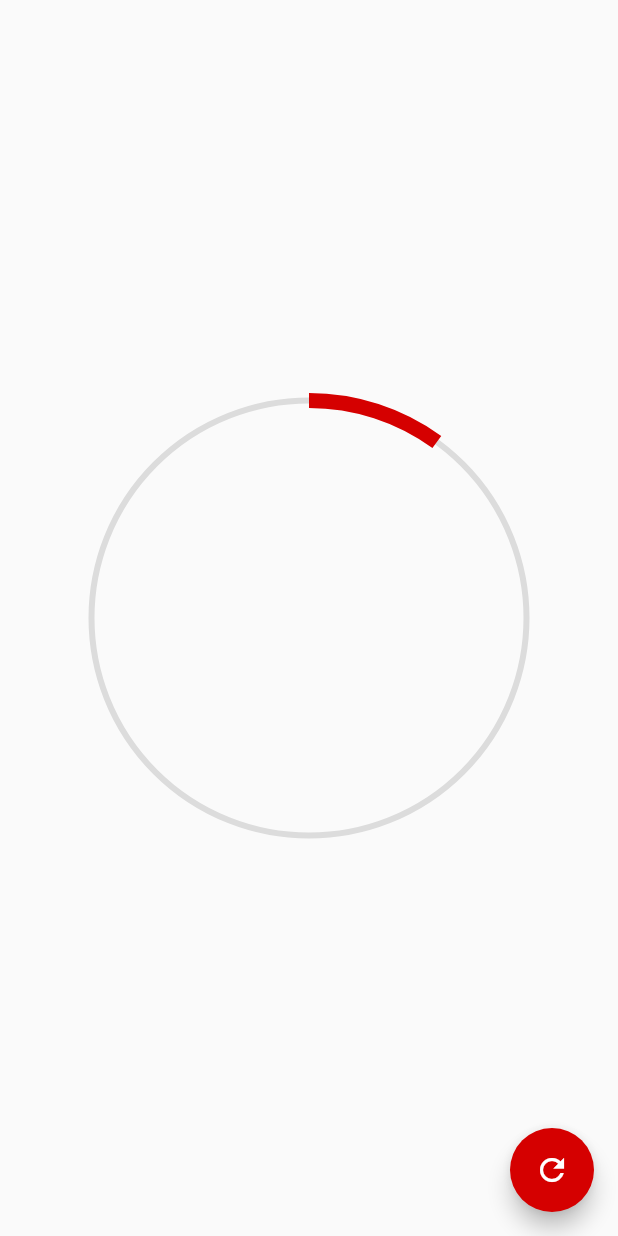
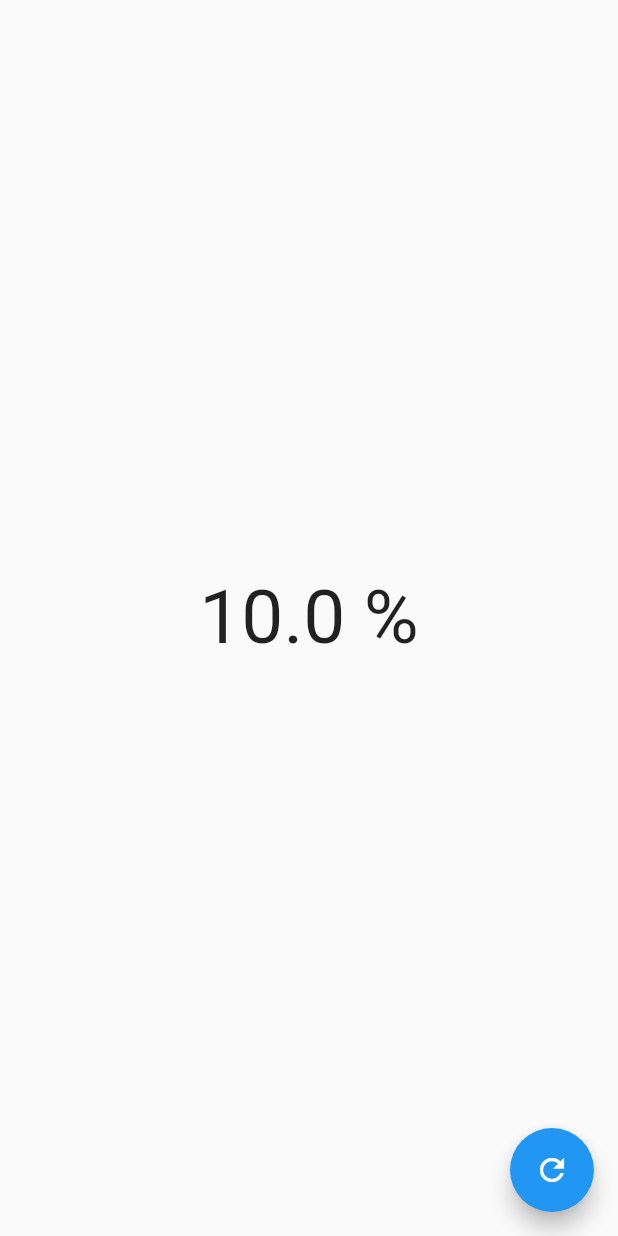
Before and after one commit to KikeSan/ClasesFlutter-2, a Flutter app: the screen it shows after launch, after a tap on the "refresh" icon, on a phone screen of 412 x 824 dp. Run offline on Flutter 3.47's test engine with Material 2 defaults, Android fonts, the phone set to English and light mode, and no system bars.

Commit message:
Crear pagina para usar el widget circular

```diff
--- a/headers/lib/main.dart
+++ b/headers/lib/main.dart
@@ -1,8 +1,9 @@
 import 'package:flutter/material.dart';
-import 'package:headers/src/pages/circular_progress_page.dart';
+import 'package:headers/src/pages/graficas_circulares_page.dart';
+//import 'file:///D:/KIKE/GIT/flutter/ClasesFlutter-2/headers/lib/src/labs/circular_progress_page.dart';
 //import 'package:headers/src/retos/cuadrado_animado_page.dart';
 
-import 'package:headers/src/pages/headers_page.dart';
+//import 'package:headers/src/pages/headers_page.dart';
 //import 'src/pages/animaciones_page.dart';
 
 void main() => runApp(MyApp());
@@ -13,6 +14,6 @@ class MyApp extends StatelessWidget {
     return MaterialApp(
         debugShowCheckedModeBanner: false,
         title: 'Diseños App',
-        home: CircularProgressPage());
+        home: GraficasCircularesPage());
   }
 }
--- /dev/null
+++ b/headers/lib/src/pages/graficas_circulares_page.dart
@@ -0,0 +1,27 @@
+import 'package:flutter/material.dart';
+
+class GraficasCircularesPage extends StatefulWidget {
+  @override
+  _GraficasCircularesPageState createState() => _GraficasCircularesPageState();
+}
+
+class _GraficasCircularesPageState extends State<GraficasCircularesPage> {
+  double porcentaje = 0.0;
+  @override
+  Widget build(BuildContext context) {
+    return Scaffold(
+      floatingActionButton: FloatingActionButton(
+        child: Icon(Icons.refresh),
+        onPressed: (){
+          setState(() {
+            porcentaje+=10;
+            if(porcentaje>100) porcentaje=0;
+          });
+        },
+      ),
+      body: Center(
+        child: Text('$porcentaje %', style: TextStyle(fontSize: 50.0),),
+      ),
+    );
+  }
+}
```
Also changed, not shown: headers/lib/src/labs/circular_progress_page.dart (renamed from headers/lib/src/pages/circular_progress_page.dart).
